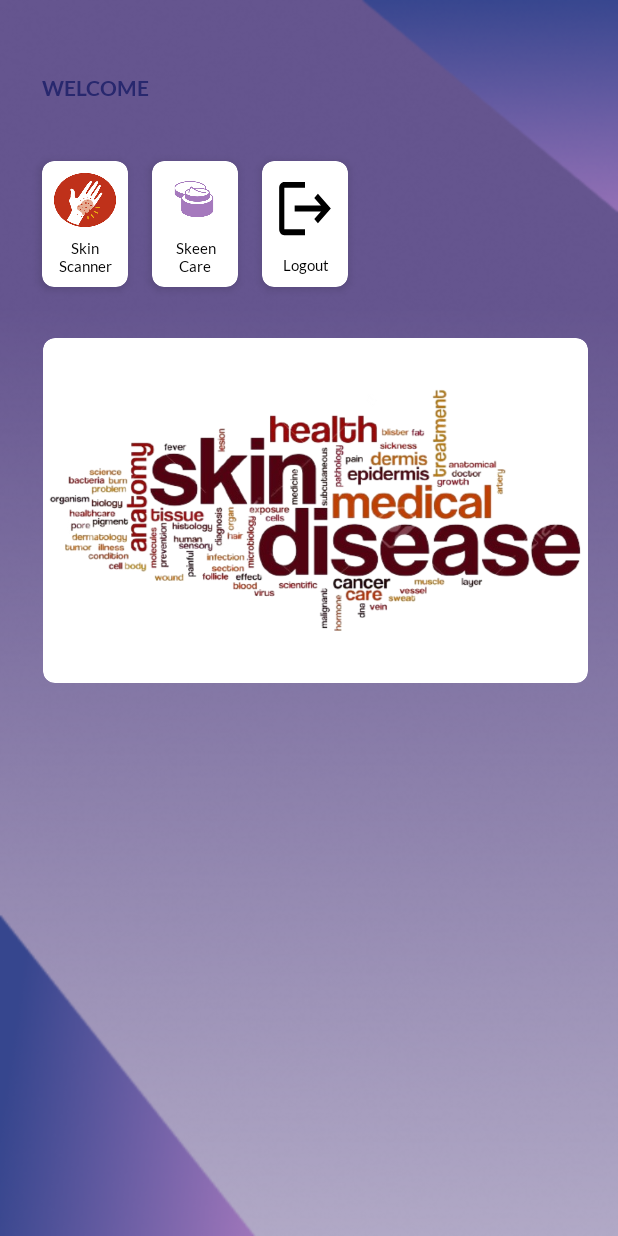
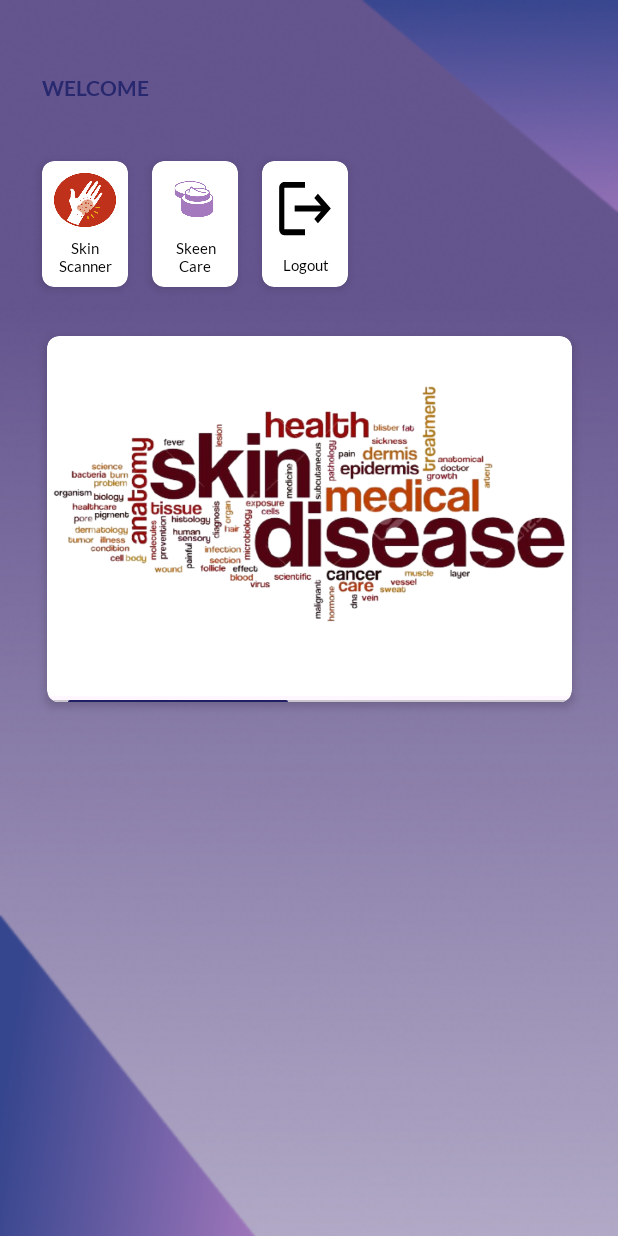
Before and after one commit to EverdD/SKeen, an Android app: the screen it shows after launch once a user with an empty profile is signed in (MainActivity), on a phone screen of 412 x 824 dp. Run offline under Robolectric (Android 15) with nearby library versions, the phone set to English and light mode, and no system bars; our stand-ins replace Firebase (no records; nobody signed in at launch, a user with empty details on screens opened directly).

Commit message:
update mipmap and update act main

```diff
--- a/app/src/main/res/layout/activity_main.xml
+++ b/app/src/main/res/layout/activity_main.xml
@@ -170,27 +170,38 @@
     </androidx.cardview.widget.CardView>
 
     <androidx.cardview.widget.CardView
-        android:id="@+id/cv_banner"
-        android:layout_width="363dp"
-        android:layout_height="230dp"
+        android:id="@+id/cv_viewPager"
+        android:layout_width="350dp"
+        android:layout_height="244dp"
         app:cardCornerRadius="8dp"
         app:cardElevation="4dp"
         app:layout_constraintBottom_toBottomOf="parent"
         app:layout_constraintEnd_toEndOf="parent"
-        app:layout_constraintHorizontal_bias="0.583"
         app:layout_constraintStart_toStartOf="parent"
         app:layout_constraintTop_toBottomOf="@+id/cv_scanner"
         app:layout_constraintVertical_bias="0.084">
 
-        <ImageView
-            android:id="@+id/iv_banner"
+        <LinearLayout
             android:layout_width="match_parent"
-            android:layout_height="230dp"
-            android:adjustViewBounds="true"
-            android:scaleType="fitXY"
-            android:src="@drawable/banner_skin1"
-            tools:layout_editor_absoluteX="28dp"
-            tools:layout_editor_absoluteY="283dp" />
+            android:layout_height="wrap_content"
+            android:orientation="vertical">
+
+            <androidx.viewpager2.widget.ViewPager2
+                android:id="@+id/viewPager"
+                android:layout_width="match_parent"
+                android:layout_height="224dp" />
+
+            <com.google.android.material.tabs.TabLayout
+                android:id="@+id/tabLayout"
+                android:layout_width="match_parent"
+                android:layout_height="wrap_content"
+                android:layout_marginTop="16dp"
+                app:tabBackground="@android:color/transparent"
+                app:tabIndicatorColor="@color/colorThird"
+                app:tabIndicatorHeight="1dp"
+                app:tabRippleColor="@android:color/transparent" />
+
+        </LinearLayout>
 
     </androidx.cardview.widget.CardView>
 
--- a/app/src/main/res/layout/activity_scanner.xml
+++ b/app/src/main/res/layout/activity_scanner.xml
@@ -24,13 +24,13 @@
         android:id="@+id/tv_desc1"
         android:layout_width="wrap_content"
         android:layout_height="wrap_content"
-        android:layout_marginTop="200dp"
+        android:layout_marginTop="180dp"
         android:fontFamily="@font/lato_bold"
         android:text="Scan Skin Disease"
         android:textColor="@color/white"
         android:textSize="24sp"
         app:layout_constraintEnd_toEndOf="parent"
-        app:layout_constraintHorizontal_bias="0.497"
+        app:layout_constraintHorizontal_bias="0.542"
         app:layout_constraintStart_toStartOf="parent"
         app:layout_constraintTop_toTopOf="parent" />
 
--- a/app/src/main/res/layout/activity_skeencare.xml
+++ b/app/src/main/res/layout/activity_skeencare.xml
@@ -12,8 +12,7 @@
         android:layout_width="48dp"
         android:layout_height="48dp"
         android:background="?attr/selectableItemBackgroundBorderless"
-        android:src="@drawable/ic_arrow_back_24"
-        android:contentDescription="@string/back_button"
+        android:src="@drawable/ic_back"
         android:padding="8dp"
         app:layout_constraintTop_toTopOf="parent"
         app:layout_constraintStart_toStartOf="parent"
```
Also changed, not shown: app/src/main/ic_launcher-playstore.png (added), app/src/main/res/mipmap-hdpi/ic_launcher_foreground.webp (added), app/src/main/res/mipmap-mdpi/ic_launcher_foreground.webp (added), app/src/main/res/mipmap-xhdpi/ic_launcher_foreground.webp (added), app/src/main/res/mipmap-xxhdpi/ic_launcher_foreground.webp (added), app/src/main/res/mipmap-xxxhdpi/ic_launcher_foreground.webp (added).
